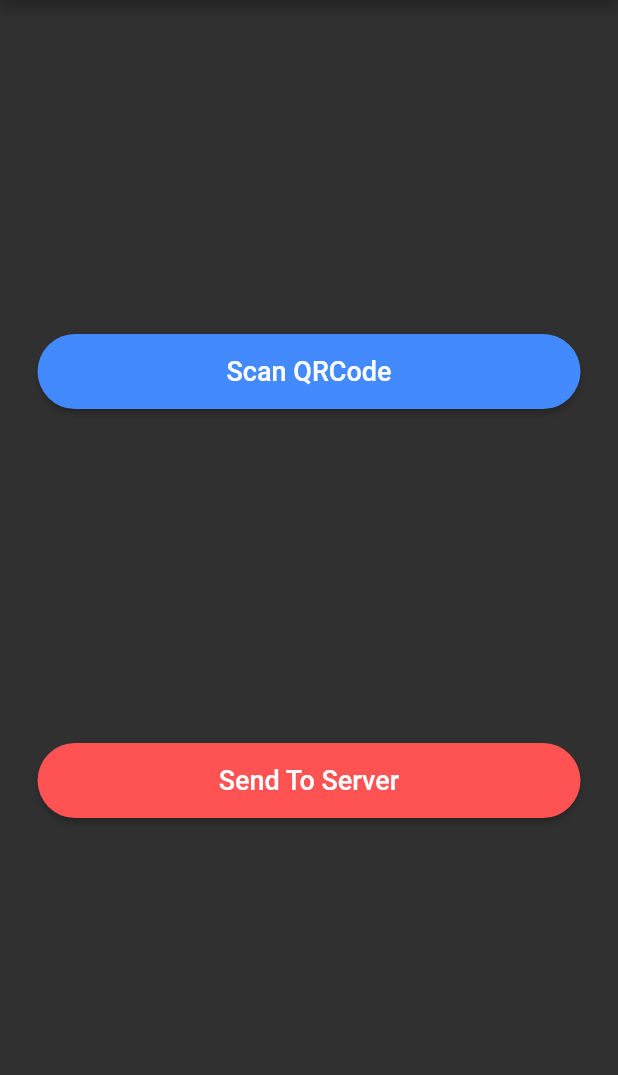
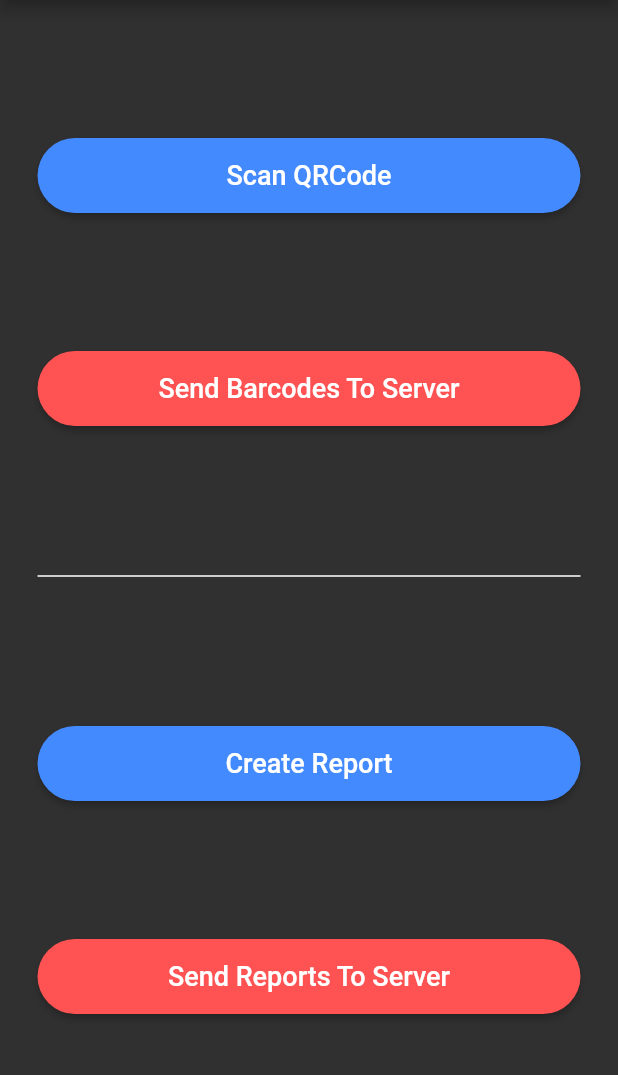
Before and after one commit to PouriaN/Volt, a Flutter app: the MainPage screen opened by its route, on a phone screen of 412 x 824 dp, the part 84-1159 px from its top. Run offline on Flutter 3.47's test engine with Material 2 defaults, Android fonts, the phone set to English and light mode, and no system bars; our stand-ins replace flutter_bloc, flutter_phoenix, hive, hive_flutter, shared_preferences; missing offline and left inert: qr_code_scanner; accounts and stored records are empty; generated files the repository leaves out were written again; statements that could not run were skipped.

Commit message:
- Snack bars changed to use dialogs instead for better ux - Bug fix

```diff
--- /dev/null
+++ b/lib/Components/CustomDialog.dart
@@ -0,0 +1,30 @@
+import 'package:flutter/material.dart';
+import 'package:racing_manager/Resources/Strings.dart';
+import 'package:racing_manager/Resources/TextThemes.dart';
+
+class CustomDialog extends Dialog {
+  final String message;
+  final Color? messageColor;
+
+  CustomDialog({required this.message, this.messageColor})
+      : super(
+            child: Builder(
+          builder: (context) => Container(
+            width: 500,
+            height: 150,
+            padding: EdgeInsets.symmetric(vertical: 20),
+            child: Column(
+              mainAxisAlignment: MainAxisAlignment.spaceAround,
+              children: [
+                Text(message, style: dialogMessageTextTheme.copyWith(color: messageColor)),
+                ElevatedButton(
+                  style: ButtonStyle(
+                    backgroundColor: MaterialStateProperty.all(messageColor)
+                  ),
+                    onPressed: () => Navigator.pop(context),
+                    child: Text(strOK)),
+              ],
+            ),
+          ),
+        ));
+}
--- a/lib/Pages/MainPage.dart
+++ b/lib/Pages/MainPage.dart
@@ -2,6 +2,7 @@ import 'package:flutter/material.dart';
 import 'package:flutter_bloc/flutter_bloc.dart';
 import 'package:flutter_phoenix/flutter_phoenix.dart';
 import 'package:qr_code_scanner/qr_code_scanner.dart';
+import 'package:racing_manager/Components/CustomDialog.dart';
 import 'package:racing_manager/Components/MainButton.dart';
 import 'package:racing_manager/Controllers/LoginPageController.dart';
 import 'package:racing_manager/Controllers/MainPageController.dart';
@@ -59,17 +60,16 @@ class MainPage extends StatelessWidget {
       ),
       body: BlocConsumer<MainPageController, MainPageStates>(
         listener: (context, state) {
-          if (state is MainPageStateShowDialog) {
+          if (state is MainPageStateShowScanDialog) {
             showDialog(
                 context: context, builder: (context) => scanDialog(context));
-          } else if (state is MainPageStateShowSnack) {
-            ScaffoldMessenger.of(context)
-                .showSnackBar(SnackBar(content: Text(state.message)));
+          } else if (state is MainPageStateShowMessageDialog) {
+            showDialog(context: context, builder: (context) => CustomDialog(message: state.message, messageColor: state.messageColor));
           }
         },
         buildWhen: (oldState, newState) =>
-            newState is! MainPageStateShowDialog &&
-            newState is! MainPageStateShowSnack,
+            newState is! MainPageStateShowScanDialog &&
+            newState is! MainPageStateShowMessageDialog,
         builder: (context, state) => Stack(
           children: [
             Padding(
@@ -79,6 +79,7 @@ class MainPage extends StatelessWidget {
                 children: [
                   MainButton(
                       text: strScan,
+                      enable: state is! MainPageStateLoading,
                       callBack: () =>
                           context.read<MainPageController>().showScanDialog()),
                   MainButton(
@@ -87,10 +88,26 @@ class MainPage extends StatelessWidget {
                       color: Colors.redAccent,
                       callBack: () => context
                           .read<MainPageController>()
-                          .sendDataForServer(context
+                          .sendBarcodeDataForServer(context
                               .read<LoginPageController>()
                               .loginResponseModel
-                              .authorization!))
+                              .authorization!)),
+                  Divider(color: Colors.white, thickness: 1),
+                  MainButton(
+                      text: strCreateReport,
+                      enable: state is! MainPageStateLoading,
+                      callBack: () =>
+                          Navigator.pushNamed(context, "/ReportPage")),
+                  MainButton(
+                      text: strSendReportsToServer,
+                      enable: state is! MainPageStateLoading,
+                      color: Colors.redAccent,
+                      callBack: () => context
+                          .read<MainPageController>()
+                          .sendReportDataForServer(context
+                              .read<LoginPageController>()
+                              .loginResponseModel
+                              .authorization!)),
                 ],
               ),
             ),
--- a/lib/Resources/Constants.dart
+++ b/lib/Resources/Constants.dart
@@ -1,3 +1,4 @@
 const String API_BASE_URL = "37.152.178.80";
 
 const String BARCODE_BOX = "BARCODE_BOX";
+const String REPORT_BOX = "REPORT_BOX";
--- a/lib/Resources/Strings.dart
+++ b/lib/Resources/Strings.dart
@@ -3,10 +3,35 @@ const String strUsername = "Username";
 const String strPassword = "Password";
 
 const String strScan = "Scan QRCode";
-const String strSendToServer = "Send To Server";
+const String strSendToServer = "Send Barcodes To Server";
+const String strCreateReport = "Create Report";
+const String strSendReportsToServer = "Send Reports To Server";
 
 
 const String strBarcodeAddedSuccessfully = "Barcode added successfully";
-const String strSendingDataToServer = "Sending data to server ...";
+const String strSendingBarcodesDataToServer = "Sending barcodes data to server ...";
+const String strSendingReportsDataToServer = "Sending reports data to server ...";
 const String strAllBarcodeSentSuccessfully = "All barcode data sent successfully.";
+const String strAllReportsSentSuccessfully = "All reports data sent successfully.";
 const String strSomethingWrong = "Error: Something wrong.";
+
+
+const String strCompetitorNumber = "Competitor Number";
+const String strDescription = "Description ...";
+const String strSelectReportType = "Select report type";
+const String strAddReport = "Add Report";
+
+
+const String strOther = "Other";
+const String strPassControl = "Pass Control";
+const String strEnterInGateFromWrongPath = "Enter In Gate From Wrong Path";
+const String strNotFastenSeatBelt = "Not Fasten Seat Belt";
+const String strStopInMarshalRangeView = "Stop In Marshal Range View";
+const String strReverseGear = "Reverse Gear";
+const String strDangerousMovement = "Dangerous Movement";
+const String strTurnInControlArea = "Turn In Control Area";
+const String strReportAddedSuccessfully = "Report added successfully.";
+const String strFirstEnterValues = "Error: First enter values.";
+
+
+const String strOK = "Ok";
--- a/lib/Resources/TextThemes.dart
+++ b/lib/Resources/TextThemes.dart
@@ -8,3 +8,6 @@ TextStyle textThemeFields = TextStyle(fontSize: 18);
 
 
 TextStyle textThemeMainButton = TextStyle(fontSize: 18);
+
+
+TextStyle dialogMessageTextTheme = TextStyle(fontSize: 17);
--- a/lib/main.dart
+++ b/lib/main.dart
@@ -4,11 +4,13 @@ import 'package:flutter_bloc/flutter_bloc.dart';
 import 'package:flutter_phoenix/flutter_phoenix.dart';
 import 'package:hive_flutter/hive_flutter.dart';
 import 'package:racing_manager/Controllers/MainPageController.dart';
+import 'package:racing_manager/Models/ReportModel.dart';
 import 'Controllers/LoginPageController.dart';
 import 'Models/BarcodeRecordModel.dart';
 import 'Models/EventModel.dart';
 import 'Pages/LoginPage.dart';
 import 'Pages/MainPage.dart';
+import 'Pages/ReportPage.dart';
 
 bool isLoggedIn = false;
 
@@ -17,6 +19,7 @@ void main() async {
 
   Hive.registerAdapter<BarcodeRecordModel>(BarcodeRecordModelAdapter());
   Hive.registerAdapter<EventModel>(EventModelAdapter());
+  Hive.registerAdapter<ReportModel>(ReportModelAdapter());
   await Hive.initFlutter();
 
   LoginPageController loginPageController = LoginPageController();
@@ -50,6 +53,7 @@ class _MyAppState extends State<MyApp> {
       routes: <String, WidgetBuilder>{
         '/LoginPage': (BuildContext context) => new LoginPage(),
         '/MainPage': (BuildContext context) => new MainPage(),
+        '/ReportPage': (BuildContext context) => new ReportPage(),
       },
     );
   }
```
Also changed, not shown: lib/Components/CustomTextFiled.dart (+19 -3 lines), lib/Controllers/MainPageController.dart (+46 -9 lines), lib/Pages/ReportPage.dart (added, +114 -0 lines).
